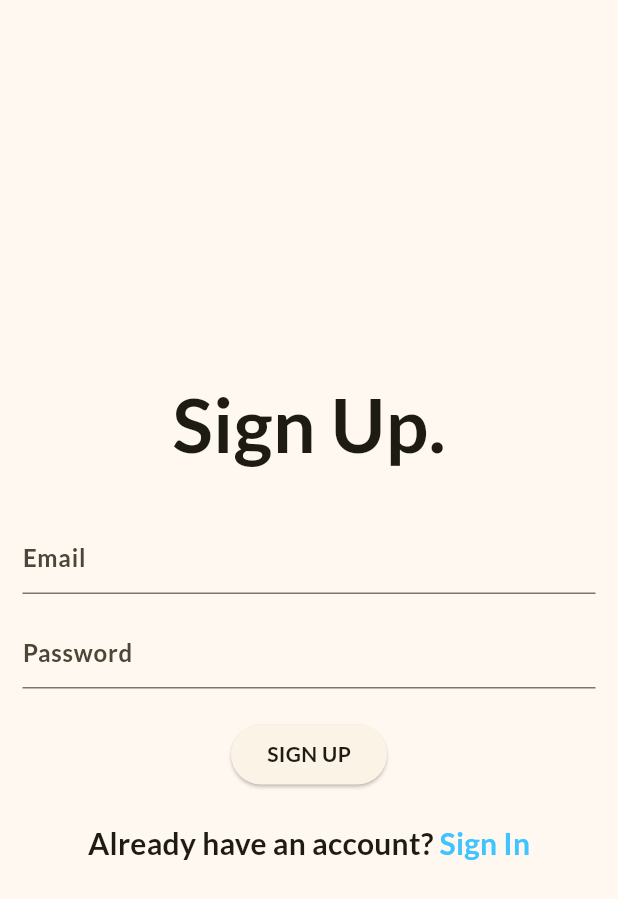
After one commit to AkanxRai/shoe_shop_app, a Flutter app: the screen it shows after launch, after a tap on an icon or button, on a phone screen of 412 x 824 dp. The commit adds this screen. Shown: the top 899 px of the screen. Run offline on Flutter 3.47's test engine with Material 3 defaults, Android fonts, the phone set to English and light mode, and no system bars; our stand-ins replace firebase_auth, firebase_core, image_picker; accounts and stored records are empty; network calls fail.

```diff
--- a/lib/main.dart
+++ b/lib/main.dart
@@ -1,9 +1,16 @@
+import 'package:firebase_auth/firebase_auth.dart';
+import 'package:firebase_core/firebase_core.dart';
 import 'package:flutter/material.dart';
 import 'package:provider/provider.dart';
+import 'package:shoe_shop/firebase_options.dart';
+import 'package:shoe_shop/pages/login_page.dart';
+import 'package:shoe_shop/pages/signup_page.dart';
 import 'package:shoe_shop/providers/cart_provider.dart';
 import 'package:shoe_shop/pages/home_page.dart';
 
-void main() {
+void main() async {
+  WidgetsFlutterBinding.ensureInitialized();
+  await Firebase.initializeApp(options: DefaultFirebaseOptions.currentPlatform);
   runApp(const MyApp());
 }
 
@@ -53,7 +60,19 @@ class MyApp extends StatelessWidget {
           ),
           useMaterial3: true,
         ),
-        home: const HomePage(),
+        home: StreamBuilder(
+            stream: FirebaseAuth.instance.authStateChanges(),
+            builder: (context, snapshot) {
+              if (snapshot.connectionState == ConnectionState.waiting) {
+                const Center(
+                  child: CircularProgressIndicator.adaptive(),
+                );
+              }
+              if (snapshot.hasData) {
+                return const HomePage();
+              }
+              return const LoginPage();
+            }),
       ),
     );
   }
--- a/lib/pages/home_page.dart
+++ b/lib/pages/home_page.dart
@@ -1,4 +1,5 @@
 import 'package:flutter/material.dart';
+import 'package:shoe_shop/pages/account_page.dart';
 import 'package:shoe_shop/pages/cart_page.dart';
 import 'package:shoe_shop/widgets/product_list.dart';
 
@@ -12,7 +13,7 @@ class HomePage extends StatefulWidget {
 class _HomePageState extends State<HomePage> {
   int currentPage = 0;
 
-  List<Widget> pages = const [ProductList(), CartPage()];
+  List<Widget> pages = const [ProductList(), CartPage(), AccountPage()];
 
   @override
   Widget build(BuildContext context) {
@@ -40,6 +41,7 @@ class _HomePageState extends State<HomePage> {
             icon: Icon(Icons.shopping_cart),
             label: '',
           ),
+          BottomNavigationBarItem(icon: Icon(Icons.account_circle), label: '')
         ],
       ),
     );
--- /dev/null
+++ b/lib/pages/login_page.dart
@@ -0,0 +1,121 @@
+import 'package:firebase_auth/firebase_auth.dart';
+import 'package:flutter/material.dart';
+import 'package:shoe_shop/pages/home_page.dart';
+import 'package:shoe_shop/pages/signup_page.dart';
+
+class LoginPage extends StatefulWidget {
+  static route() => MaterialPageRoute(
+        builder: (context) => const LoginPage(),
+      );
+  const LoginPage({super.key});
+
+  @override
+  State<LoginPage> createState() => _LoginPageState();
+}
+
+class _LoginPageState extends State<LoginPage> {
+  final emailController = TextEditingController();
+  final passwordController = TextEditingController();
+  final formKey = GlobalKey<FormState>();
+
+  @override
+  void dispose() {
+    emailController.dispose();
+    passwordController.dispose();
+    super.dispose();
+  }
+
+  Future<void> loginUserWithEmailAndPassword() async {
+    try {
+      final userCredentials = await FirebaseAuth.instance
+          .signInWithEmailAndPassword(
+              email: emailController.text.trim(),
+              password: passwordController.text.trim());
+      print(userCredentials);
+
+      if (userCredentials.user != null) {
+        Navigator.pushReplacement(
+          context,
+          MaterialPageRoute(builder: (context) => const HomePage()),
+        );
+      }
+    } on FirebaseAuthException catch (e) {
+      print(e.message);
+    }
+  }
+
+  @override
+  Widget build(BuildContext context) {
+    return Scaffold(
+      appBar: AppBar(),
+      body: Padding(
+        padding: const EdgeInsets.all(15.0),
+        child: Form(
+          key: formKey,
+          child: Column(
+            mainAxisAlignment: MainAxisAlignment.center,
+            children: [
+              const Text(
+                'Sign In.',
+                style: TextStyle(
+                  fontSize: 50,
+                  fontWeight: FontWeight.bold,
+                ),
+              ),
+              const SizedBox(height: 30),
+              TextFormField(
+                controller: emailController,
+                decoration: const InputDecoration(
+                  hintText: 'Email',
+                ),
+              ),
+              const SizedBox(height: 15),
+              TextFormField(
+                controller: passwordController,
+                decoration: const InputDecoration(
+                  hintText: 'Password',
+                ),
+                obscureText: true,
+              ),
+              const SizedBox(height: 20),
+              ElevatedButton(
+                onPressed: () async {
+                  await loginUserWithEmailAndPassword();
+                },
+                child: Text(
+                  'SIGN IN',
+                  style: Theme.of(context)
+                      .textTheme
+                      .bodyMedium
+                      ?.copyWith(fontWeight: FontWeight.bold),
+                ),
+              ),
+              const SizedBox(height: 20),
+              GestureDetector(
+                onTap: () {
+                  Navigator.push(context, SignUpPage.route());
+                },
+                child: RichText(
+                  text: TextSpan(
+                    text: 'Don\'t have an account? ',
+                    style: Theme.of(context).textTheme.titleMedium,
+                    children: [
+                      TextSpan(
+                        text: 'Sign Up',
+                        style:
+                            Theme.of(context).textTheme.titleMedium?.copyWith(
+                                  fontWeight: FontWeight.bold,
+                                  color: Colors.lightBlueAccent,
+                                ),
+                      ),
+                    ],
+                  ),
+                ),
+              ),
+            ],
+          ),
+        ),
+      ),
+    );
+  }
+}
--- /dev/null
+++ b/lib/pages/signup_page.dart
@@ -0,0 +1,113 @@
+import 'package:firebase_auth/firebase_auth.dart';
+import 'package:flutter/material.dart';
+import 'package:shoe_shop/pages/login_page.dart';
+
+class SignUpPage extends StatefulWidget {
+  static route() => MaterialPageRoute(
+        builder: (context) => const SignUpPage(),
+      );
+  const SignUpPage({super.key});
+
+  @override
+  State<SignUpPage> createState() => _SignUpPageState();
+}
+
+class _SignUpPageState extends State<SignUpPage> {
+  final emailController = TextEditingController();
+  final passwordController = TextEditingController();
+  final formKey = GlobalKey<FormState>();
+
+  @override
+  void dispose() {
+    emailController.dispose();
+    passwordController.dispose();
+    super.dispose();
+  }
+
+  Future<void> createUserWithEmailAndPassword() async {
+    try {
+      final userCredentials = await FirebaseAuth.instance
+          .createUserWithEmailAndPassword(
+              email: emailController.text.trim(),
+              password: passwordController.text.trim());
+      print(userCredentials);
+    } on FirebaseAuthException catch (e) {
+      print(e.message);
+    }
+  }
+
+  @override
+  Widget build(BuildContext context) {
+    return Scaffold(
+      body: Padding(
+        padding: const EdgeInsets.all(15.0),
+        child: Form(
+          key: formKey,
+          child: Column(
+            mainAxisAlignment: MainAxisAlignment.center,
+            children: [
+              const Text(
+                'Sign Up.',
+                style: TextStyle(
+                  fontSize: 50,
+                  fontWeight: FontWeight.bold,
+                ),
+              ),
+              const SizedBox(height: 10),
+              const SizedBox(height: 20),
+              TextFormField(
+                controller: emailController,
+                decoration: const InputDecoration(
+                  hintText: 'Email',
+                ),
+              ),
+              const SizedBox(height: 15),
+              TextFormField(
+                controller: passwordController,
+                decoration: const InputDecoration(
+                  hintText: 'Password',
+                ),
+                obscureText: true,
+              ),
+              const SizedBox(height: 20),
+              ElevatedButton(
+                onPressed: () async {
+                  await createUserWithEmailAndPassword();
+                },
+                child: Text(
+                  'SIGN UP',
+                  style: Theme.of(context)
+                      .textTheme
+                      .bodyMedium
+                      ?.copyWith(fontWeight: FontWeight.bold),
+                ),
+              ),
+              const SizedBox(height: 20),
+              GestureDetector(
+                onTap: () {
+                  Navigator.push(context, LoginPage.route());
+                },
+                child: RichText(
+                  text: TextSpan(
+                    text: 'Already have an account? ',
+                    style: Theme.of(context).textTheme.titleMedium,
+                    children: [
+                      TextSpan(
+                        text: 'Sign In',
+                        style:
+                            Theme.of(context).textTheme.titleMedium?.copyWith(
+                                  fontWeight: FontWeight.bold,
+                                  color: Colors.lightBlueAccent,
+                                ),
+                      ),
+                    ],
+                  ),
+                ),
+              ),
+            ],
+          ),
+        ),
+      ),
+    );
+  }
+}
--- a/pubspec.yaml
+++ b/pubspec.yaml
@@ -35,6 +35,9 @@ dependencies:
   # Use with the CupertinoIcons class for iOS style icons.
   cupertino_icons: ^1.0.8
   provider: ^6.1.2
+  firebase_core: ^3.10.1
+  firebase_auth: ^5.4.1
+  image_picker: ^1.1.2
 
 dev_dependencies:
   flutter_test:
```
Also changed, not shown: lib/pages/account_page.dart (added, +87 -0 lines), firebase.json (added), lib/firebase_options.dart (added), pubspec.lock, 8 other files.
